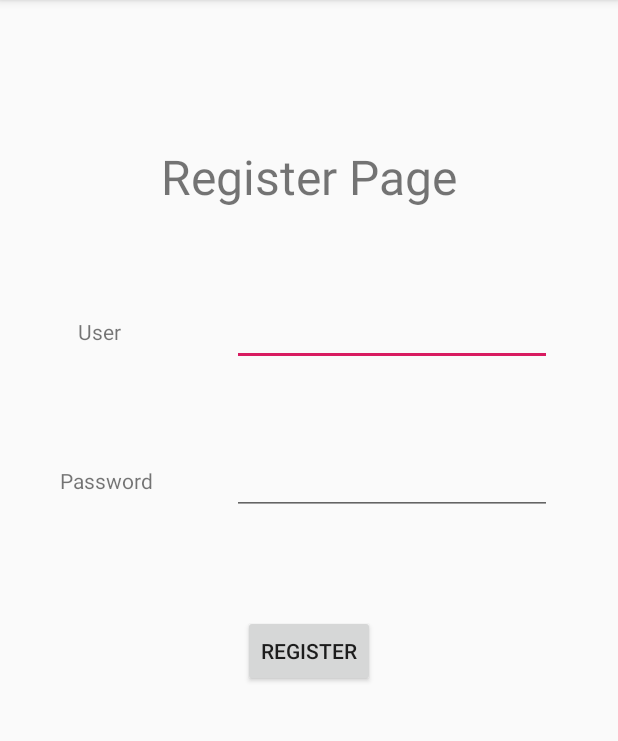
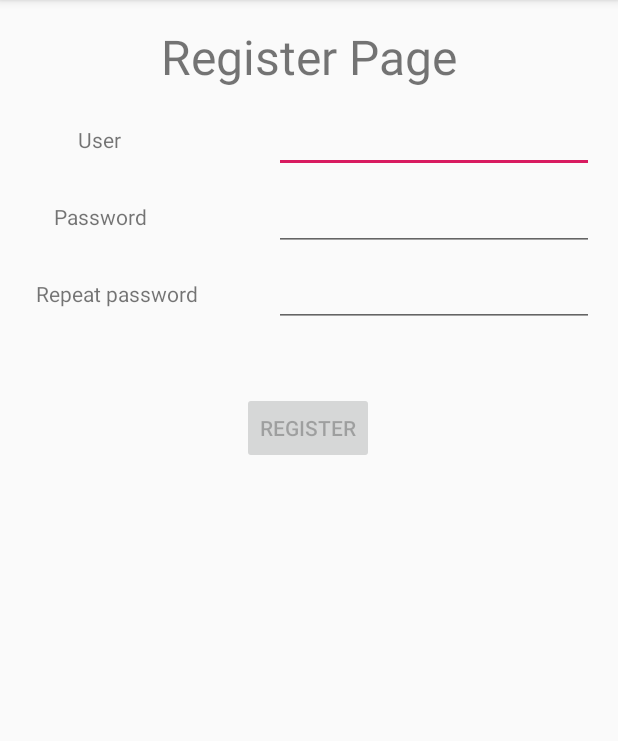
Before and after one commit to KunoiSayami/1081-NoticeDemo, an Android app: the RegisterActivity screen opened directly, with no data from a screen before it, on a phone screen of 412 x 824 dp, the part 84-825 px from its top. Run offline under Robolectric (Android 15) with nearby library versions, the light colour scheme and no system bars; network calls fail.

Commit message:
Add repeat password text field

```diff
--- a/AndroidClient/app/build.gradle
+++ b/AndroidClient/app/build.gradle
@@ -8,8 +8,9 @@ android {
         minSdkVersion 24
         targetSdkVersion 28
         versionCode 1
-        versionName "1.0"
+        versionName '0.1'
         testInstrumentationRunner "androidx.test.runner.AndroidJUnitRunner"
+        versionNameSuffix = 'beta'
     }
     buildTypes {
         release {
--- a/AndroidClient/app/src/main/java/org/example/u/noticedemo/LoginActivity.java
+++ b/AndroidClient/app/src/main/java/org/example/u/noticedemo/LoginActivity.java
@@ -82,7 +82,7 @@ public class LoginActivity extends AppCompatActivity {
 					httpRawResponse = networkSupport.doLogin(strUser, strPassword);
 					Log.d(TAG, "onClick: Status => " + httpRawResponse.getStatus());
 					if (httpRawResponse.getStatus() == 200) {
-						Toast.makeText(LoginActivity.this, "Login success" + SHA512Support.getHashedPassword(strPassword), Toast.LENGTH_SHORT).show();
+						Toast.makeText(LoginActivity.this, "Login success", Toast.LENGTH_SHORT).show();
 						if (cbRemember.isChecked()){
 							MainActivity.databaseHelper.updateUser(strUser, strPassword);
 						}
--- a/AndroidClient/app/src/main/res/layout/activity_register.xml
+++ b/AndroidClient/app/src/main/res/layout/activity_register.xml
@@ -10,7 +10,7 @@
         android:id="@+id/txtRegisterTitle"
         android:layout_width="wrap_content"
         android:layout_height="wrap_content"
-        android:layout_marginTop="96dp"
+        android:layout_marginTop="16dp"
         android:text="@string/text_title_register_page"
         android:textSize="32sp"
         app:layout_constraintEnd_toEndOf="parent"
@@ -22,7 +22,7 @@
         android:layout_width="wrap_content"
         android:layout_height="wrap_content"
         android:layout_marginStart="52dp"
-        android:layout_marginTop="72dp"
+        android:layout_marginTop="24dp"
         android:text="@string/text_user"
         app:layout_constraintStart_toStartOf="parent"
         app:layout_constraintTop_toBottomOf="@+id/txtRegisterTitle" />
@@ -31,8 +31,8 @@
         android:id="@+id/textRegPassword"
         android:layout_width="wrap_content"
         android:layout_height="wrap_content"
-        android:layout_marginStart="40dp"
-        android:layout_marginTop="80dp"
+        android:layout_marginStart="36dp"
+        android:layout_marginTop="32dp"
         android:text="@string/text_password"
         app:layout_constraintStart_toStartOf="parent"
         app:layout_constraintTop_toBottomOf="@+id/textRegUser" />
@@ -41,18 +41,19 @@
         android:id="@+id/etRegUser"
         android:layout_width="wrap_content"
         android:layout_height="wrap_content"
-        android:layout_marginEnd="44dp"
+        android:layout_marginEnd="16dp"
         android:ems="10"
         android:inputType="textPersonName"
         app:layout_constraintBottom_toBottomOf="@+id/textRegUser"
         app:layout_constraintEnd_toEndOf="parent"
-        app:layout_constraintTop_toTopOf="@+id/textRegUser" />
+        app:layout_constraintTop_toTopOf="@+id/textRegUser"
+        app:layout_constraintVertical_bias="0.538" />
 
     <EditText
         android:id="@+id/etRegPassword"
         android:layout_width="wrap_content"
         android:layout_height="wrap_content"
-        android:layout_marginEnd="44dp"
+        android:layout_marginEnd="16dp"
         android:ems="10"
         android:inputType="textPassword"
         app:layout_constraintBottom_toBottomOf="@+id/textRegPassword"
@@ -63,9 +64,32 @@
         android:id="@+id/btRegister"
         android:layout_width="wrap_content"
         android:layout_height="wrap_content"
-        android:layout_marginTop="80dp"
+        android:layout_marginTop="56dp"
         android:text="@string/text_register"
         app:layout_constraintEnd_toEndOf="parent"
+        app:layout_constraintHorizontal_bias="0.498"
+        app:layout_constraintStart_toStartOf="parent"
+        app:layout_constraintTop_toBottomOf="@+id/textView" />
+
+    <TextView
+        android:id="@+id/textView"
+        android:layout_width="120dp"
+        android:layout_height="19dp"
+        android:layout_marginStart="24dp"
+        android:layout_marginTop="32dp"
+        android:text="@string/text_repeat_password"
         app:layout_constraintStart_toStartOf="parent"
         app:layout_constraintTop_toBottomOf="@+id/textRegPassword" />
+
+    <EditText
+        android:id="@+id/etRegRepeatPassword"
+        android:layout_width="wrap_content"
+        android:layout_height="wrap_content"
+        android:layout_marginEnd="16dp"
+        android:ems="10"
+        android:inputType="textPassword"
+        app:layout_constraintBottom_toBottomOf="@+id/textView"
+        app:layout_constraintEnd_toEndOf="parent"
+        app:layout_constraintTop_toTopOf="@+id/textView"
+        app:layout_constraintVertical_bias="0.517" />
 </androidx.constraintlayout.widget.ConstraintLayout>
--- a/AndroidClient/app/src/main/res/values/strings.xml
+++ b/AndroidClient/app/src/main/res/values/strings.xml
@@ -24,6 +24,7 @@
 
     <!-- register page -->
     <string name="text_title_register_page">Register Page</string>
+    <string name="text_repeat_password">Repeat password</string>
     <!-- register page end -->
 
 </resources>
```
Also changed, not shown: AndroidClient/app/src/main/java/org/example/u/noticedemo/RegisterActivity.java (+78 -1 lines), 2 other files.
